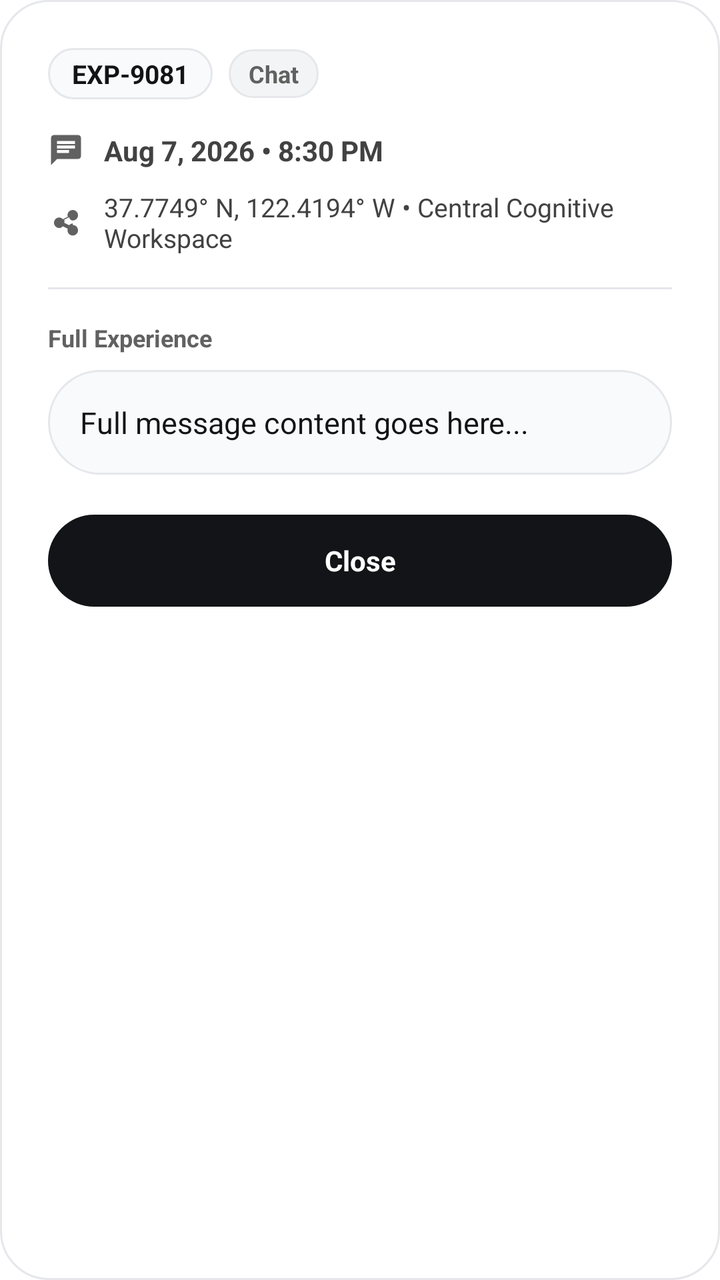
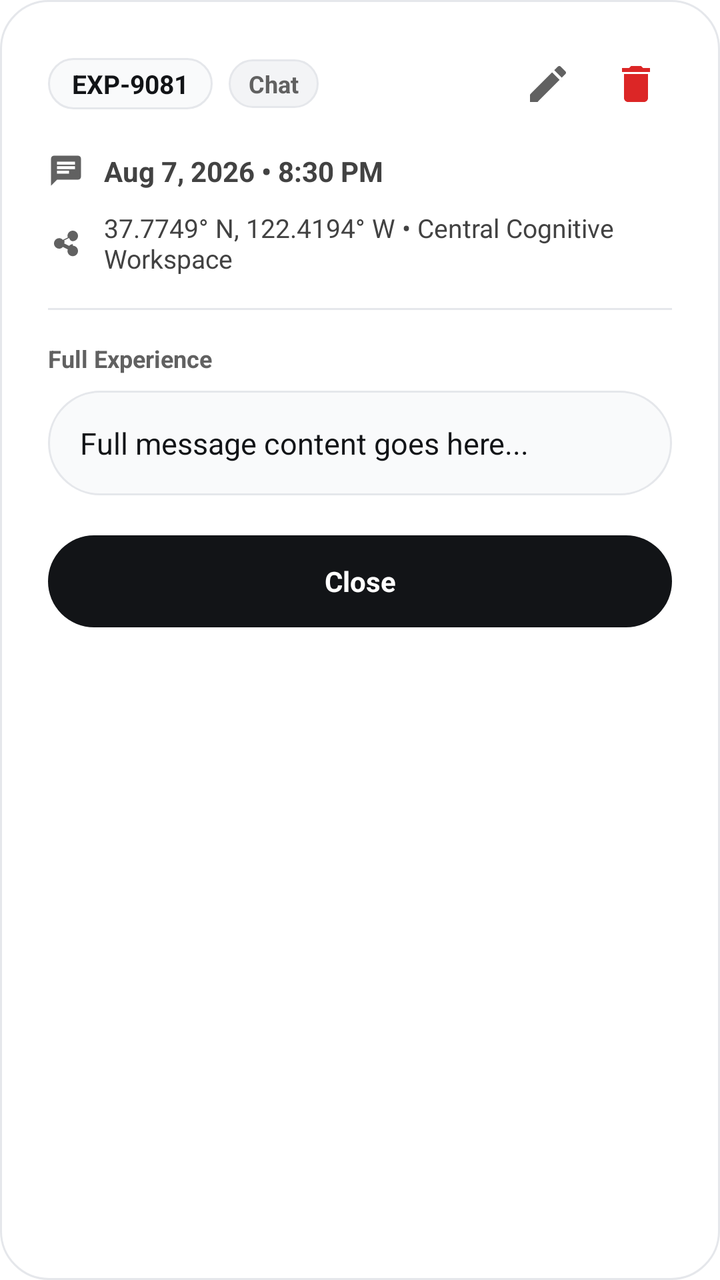

Two renders of the same Android screen: before a commit and after it. Below are the layout's source before the change and the commit's diff.
<!-- AndroidManifest.xml: application theme Theme.AppTempeLate -->
<!-- res/layout/dialog_memory_detail.xml -->
<?xml version="1.0" encoding="utf-8"?>
<LinearLayout xmlns:android="http://schemas.android.com/apk/res/android"
    xmlns:app="http://schemas.android.com/apk/res-auto"
    android:layout_width="match_parent"
    android:layout_height="wrap_content"
    android:background="@drawable/bg_dialog_rounded"
    android:orientation="vertical"
    android:padding="24dp">

    
    <LinearLayout
        android:layout_width="match_parent"
        android:layout_height="wrap_content"
        android:gravity="center_vertical"
        android:orientation="horizontal">

        <TextView
            android:id="@+id/tvDetailExpId"
            android:layout_width="wrap_content"
            android:layout_height="wrap_content"
            android:background="@drawable/bg_profile_avatar_rounded"
            android:paddingHorizontal="12dp"
            android:paddingVertical="4dp"
            android:text="EXP-9081"
            android:textColor="#121417"
            android:textSize="13sp"
            android:textStyle="bold" />

        <TextView
            android:id="@+id/tvDetailTag"
            android:layout_width="wrap_content"
            android:layout_height="wrap_content"
            android:layout_marginStart="8dp"
            android:background="@drawable/bg_tag_rounded"
            android:paddingHorizontal="10dp"
            android:paddingVertical="4dp"
            android:text="Chat"
            android:textColor="#616161"
            android:textSize="12sp"
            android:textStyle="bold" />

    </LinearLayout>

    
    <LinearLayout
        android:layout_width="match_parent"
        android:layout_height="wrap_content"
        android:layout_marginTop="16dp"
        android:gravity="center_vertical"
        android:orientation="horizontal">

        <ImageView
            android:layout_width="18dp"
            android:layout_height="18dp"
            android:src="@drawable/ic_chat_history"
            app:tint="#616161"
            android:contentDescription="Time Icon" />

        <TextView
            android:id="@+id/tvDetailTimestamp"
            android:layout_width="wrap_content"
            android:layout_height="wrap_content"
            android:layout_marginStart="10dp"
            android:text="Aug 7, 2026 • 8:30 PM"
            android:textColor="#424242"
            android:textSize="14sp"
            android:textStyle="bold" />

    </LinearLayout>

    
    <LinearLayout
        android:layout_width="match_parent"
        android:layout_height="wrap_content"
        android:layout_marginTop="10dp"
        android:gravity="center_vertical"
        android:orientation="horizontal">

        <ImageView
            android:layout_width="18dp"
            android:layout_height="18dp"
            android:src="@drawable/ic_connections"
            app:tint="#616161"
            android:contentDescription="Location Icon" />

        <TextView
            android:id="@+id/tvDetailLocation"
            android:layout_width="wrap_content"
            android:layout_height="wrap_content"
            android:layout_marginStart="10dp"
            android:text="37.7749° N, 122.4194° W • Central Cognitive Workspace"
            android:textColor="#424242"
            android:textSize="13sp" />

    </LinearLayout>

    <View
        android:layout_width="match_parent"
        android:layout_height="1dp"
        android:layout_marginVertical="16dp"
        android:background="#E5E7EB" />

    
    <TextView
        android:layout_width="wrap_content"
        android:layout_height="wrap_content"
        android:text="Full Experience"
        android:textColor="#616161"
        android:textSize="12sp"
        android:textStyle="bold" />

    
    <ScrollView
        android:layout_width="match_parent"
        android:layout_height="wrap_content"
        android:layout_marginTop="8dp"
        android:maxHeight="220dp">

        <TextView
            android:id="@+id/tvDetailFullMessage"
            android:layout_width="match_parent"
            android:layout_height="wrap_content"
            android:background="@drawable/bg_floating_chat_box"
            android:lineSpacingExtra="4dp"
            android:padding="16dp"
            android:text="Full message content goes here..."
            android:textColor="#121417"
            android:textSize="15sp" />

    </ScrollView>

    
    <TextView
        android:id="@+id/btnDetailClose"
        android:layout_width="match_parent"
        android:layout_height="46dp"
        android:layout_marginTop="20dp"
        android:background="@drawable/bg_button_save_pill"
        android:clickable="true"
        android:focusable="true"
        android:gravity="center"
        android:text="Close"
        android:textColor="#FFFFFF"
        android:textSize="14sp"
        android:textStyle="bold" />

</LinearLayout>
<!-- resources referenced by this layout -->
<resources>
  <!-- drawable bg_button_save_pill (drawable) -->
  <?xml version="1.0" encoding="utf-8"?>
  <ripple xmlns:android="http://schemas.android.com/apk/res/android"
      android:color="#374151">
      <item>
          <shape android:shape="rectangle">
              <solid android:color="#121417" />
              <corners android:radius="24dp" />
          </shape>
      </item>
  </ripple>
  <!-- drawable bg_dialog_rounded (drawable) -->
  <?xml version="1.0" encoding="utf-8"?>
  <shape xmlns:android="http://schemas.android.com/apk/res/android"
      android:shape="rectangle">
      <solid android:color="#FFFFFF" />
      <corners android:radius="24dp" />
      <stroke
          android:width="1dp"
          android:color="#E5E7EB" />
  </shape>
  <!-- drawable bg_floating_chat_box (drawable) -->
  <?xml version="1.0" encoding="utf-8"?>
  <shape xmlns:android="http://schemas.android.com/apk/res/android"
      android:shape="rectangle">
      <solid android:color="#F9FAFB" />
      <corners android:radius="28dp" />
      <stroke
          android:width="1dp"
          android:color="#E5E7EB" />
  </shape>
  <!-- drawable bg_profile_avatar_rounded (drawable) -->
  <?xml version="1.0" encoding="utf-8"?>
  <shape xmlns:android="http://schemas.android.com/apk/res/android"
      android:shape="rectangle">
      <solid android:color="#F9FAFB" />
      <corners android:radius="16dp" />
      <stroke
          android:width="1dp"
          android:color="#E5E7EB" />
  </shape>
  <!-- drawable bg_tag_rounded (drawable) -->
  <?xml version="1.0" encoding="utf-8"?>
  <shape xmlns:android="http://schemas.android.com/apk/res/android"
      android:shape="rectangle">
      <solid android:color="#F3F4F6" />
      <corners android:radius="12dp" />
      <stroke
          android:width="1dp"
          android:color="#E5E7EB" />
  </shape>
  <!-- drawable ic_chat_history (drawable) -->
  <vector xmlns:android="http://schemas.android.com/apk/res/android"
      android:width="24dp"
      android:height="24dp"
      android:viewportWidth="24"
      android:viewportHeight="24">
    <path
        android:fillColor="#424242"
        android:pathData="M20,2H4c-1.1,0 -1.99,0.9 -1.99,2L2,22l4,-4h14c1.1,0 2,-0.9 2,-2V4c0,-1.1 -0.9,-2 -2,-2zM6,9h12v2H6V9zm8,5H6v-2h8v2zm4,-6H6V6h12v2z"/>
  </vector>
  <style name="Theme.AppTempeLate" parent="Theme.MaterialComponents.DayNight.NoActionBar">
          
          <item name="windowActionBar">false</item>
          <item name="windowNoTitle">true</item>
          <item name="android:windowActionBar">false</item>
          <item name="android:windowNoTitle">true</item>
  
          
          <item name="android:windowBackground">@color/white</item>
          <item name="android:statusBarColor">@color/white</item>
          <item name="android:windowLightStatusBar">true</item>
          <item name="android:navigationBarColor">@color/white</item>
      </style>
  <color name="white">#FFFFFF</color>
  <!-- unchanged entries left out for length: 1 -->
</resources>

<!-- the commit's change to res/layout/dialog_memory_detail.xml (unified diff, before → after) -->
@@ -8,38 +8,81 @@
     android:padding="24dp">
 
     
-    <LinearLayout
+    <RelativeLayout
         android:layout_width="match_parent"
-        android:layout_height="wrap_content"
-        android:gravity="center_vertical"
-        android:orientation="horizontal">
+        android:layout_height="wrap_content">
 
-        <TextView
-            android:id="@+id/tvDetailExpId"
+        
+        <LinearLayout
             android:layout_width="wrap_content"
             android:layout_height="wrap_content"
-            android:background="@drawable/bg_profile_avatar_rounded"
-            android:paddingHorizontal="12dp"
-            android:paddingVertical="4dp"
-            android:text="EXP-9081"
-            android:textColor="#121417"
-            android:textSize="13sp"
-            android:textStyle="bold" />
+            android:layout_alignParentStart="true"
+            android:layout_centerVertical="true"
+            android:gravity="center_vertical"
+            android:orientation="horizontal">
 
-        <TextView
-            android:id="@+id/tvDetailTag"
+            <TextView
+                android:id="@+id/tvDetailExpId"
+                android:layout_width="wrap_content"
+                android:layout_height="wrap_content"
+                android:background="@drawable/bg_profile_avatar_rounded"
+                android:paddingHorizontal="12dp"
+                android:paddingVertical="4dp"
+                android:text="EXP-9081"
+                android:textColor="#121417"
+                android:textSize="13sp"
+                android:textStyle="bold" />
+
+            <TextView
+                android:id="@+id/tvDetailTag"
+                android:layout_width="wrap_content"
+                android:layout_height="wrap_content"
+                android:layout_marginStart="8dp"
+                android:background="@drawable/bg_tag_rounded"
+                android:paddingHorizontal="10dp"
+                android:paddingVertical="4dp"
+                android:text="Chat"
+                android:textColor="#616161"
+                android:textSize="12sp"
+                android:textStyle="bold" />
+
+        </LinearLayout>
+
+        
+        <LinearLayout
             android:layout_width="wrap_content"
             android:layout_height="wrap_content"
-            android:layout_marginStart="8dp"
-            android:background="@drawable/bg_tag_rounded"
-            android:paddingHorizontal="10dp"
-            android:paddingVertical="4dp"
-            android:text="Chat"
-            android:textColor="#616161"
-            android:textSize="12sp"
-            android:textStyle="bold" />
+            android:layout_alignParentEnd="true"
+            android:layout_centerVertical="true"
+            android:gravity="center_vertical"
+            android:orientation="horizontal">
 
-    </LinearLayout>
+            
+            <ImageButton
+                android:id="@+id/ibDetailEdit"
+                android:layout_width="36dp"
+                android:layout_height="36dp"
+                android:background="?attr/selectableItemBackgroundBorderless"
+                android:contentDescription="Edit Experience"
+                android:padding="7dp"
+                android:src="@drawable/ic_edit"
+                app:tint="#616161" />
+
+            
+            <ImageButton
+                android:id="@+id/ibDetailDelete"
+                android:layout_width="36dp"
+                android:layout_height="36dp"
+                android:layout_marginStart="8dp"
+                android:background="?attr/selectableItemBackgroundBorderless"
+                android:contentDescription="Delete Experience"
+                android:padding="7dp"
+                android:src="@drawable/ic_trash"
+                app:tint="#DC2626" />
+
+        </LinearLayout>
+
+    </RelativeLayout>
 
     
     <LinearLayout
<!-- resource entries referenced after the edit -->
@@ -61,6 +61,26 @@
         android:fillColor="#424242"
         android:pathData="M20,2H4c-1.1,0 -1.99,0.9 -1.99,2L2,22l4,-4h14c1.1,0 2,-0.9 2,-2V4c0,-1.1 -0.9,-2 -2,-2zM6,9h12v2H6V9zm8,5H6v-2h8v2zm4,-6H6V6h12v2z"/>
   </vector>
+  <!-- drawable ic_edit (drawable) -->
+  <vector xmlns:android="http://schemas.android.com/apk/res/android"
+      android:width="24dp"
+      android:height="24dp"
+      android:viewportWidth="24"
+      android:viewportHeight="24">
+    <path
+        android:fillColor="#616161"
+        android:pathData="M3,17.25V21h3.75L17.81,9.94l-3.75,-3.75L3,17.25zM20.71,7.04c0.39,-0.39 0.39,-1.02 0,-1.41l-2.34,-2.34c,-0.39,-0.39 -1.02,-0.39 -1.41,0l-1.83,1.83 3.75,3.75 1.83,-1.83z"/>
+  </vector>
+  <!-- drawable ic_trash (drawable) -->
+  <vector xmlns:android="http://schemas.android.com/apk/res/android"
+      android:width="24dp"
+      android:height="24dp"
+      android:viewportWidth="24"
+      android:viewportHeight="24">
+    <path
+        android:fillColor="#121417"
+        android:pathData="M6,19c0,1.1 0.9,2 2,2h8c1.1,0 2,-0.9 2,-2V7H6v12zM19,4h-3.5l-1,-1h-5l-1,1H5v2h14V4z"/>
+  </vector>
   <style name="Theme.AppTempeLate" parent="Theme.MaterialComponents.DayNight.NoActionBar">
           
           <item name="windowActionBar">false</item>
